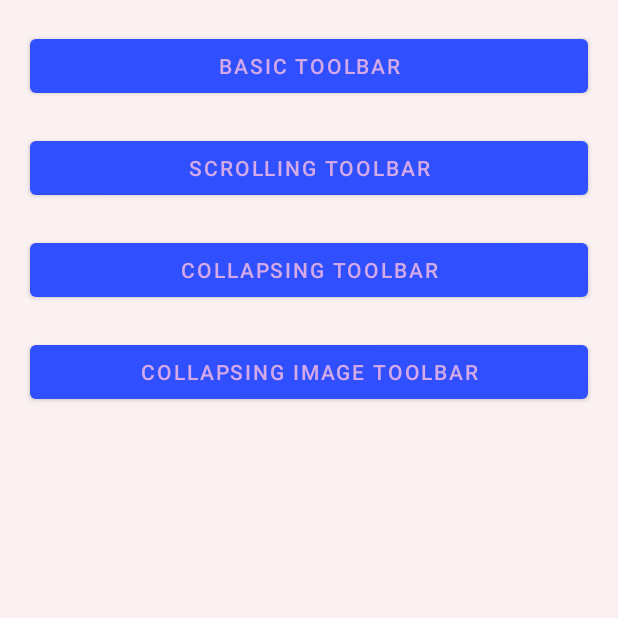
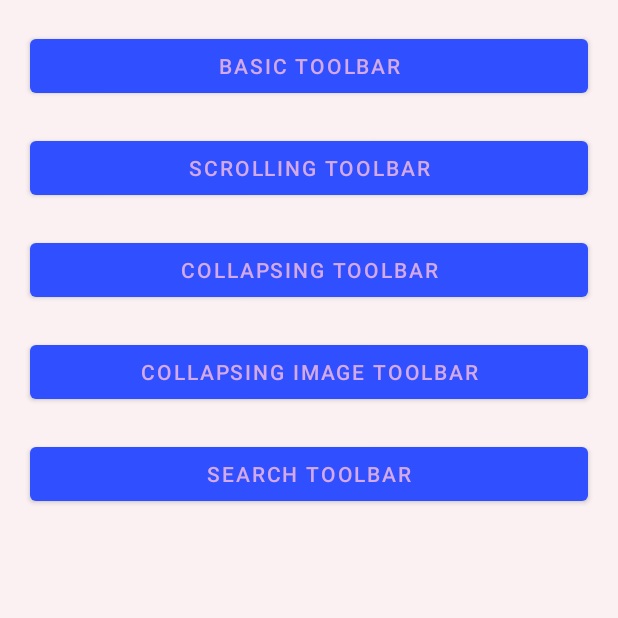
Before and after one commit to OverLordAct/MDC-Sample, an Android app: the screen it shows after launch (MainActivity), on a phone screen of 412 x 824 dp, the top half of it. Run offline under Robolectric (Android 15) with nearby library versions, the phone set to English and light mode, and no system bars.

Commit message:
Added toolbar with search

```diff
--- a/app/src/main/AndroidManifest.xml
+++ b/app/src/main/AndroidManifest.xml
@@ -11,7 +11,8 @@
         android:roundIcon="@mipmap/ic_launcher_round"
         android:supportsRtl="true"
         android:theme="@style/Theme.MDCSample">
-        <activity android:name=".toolbar.CollapsingToolbarImageActivity"></activity>
+        <activity android:name=".toolbar.ToolbarWithSearchActivity" />
+        <activity android:name=".toolbar.CollapsingToolbarImageActivity" />
         <activity android:name=".toolbar.CollapsingToolbarActivity" />
         <activity android:name=".toolbar.ScrollingToolbarActivity" />
         <activity android:name=".MainActivity">
--- a/app/src/main/java/com/joydeep/mdcsample/MainActivity.kt
+++ b/app/src/main/java/com/joydeep/mdcsample/MainActivity.kt
@@ -4,10 +4,7 @@ import android.content.Intent
 import android.os.Bundle
 import androidx.appcompat.app.AppCompatActivity
 import com.joydeep.mdcsample.databinding.ActivityMainBinding
-import com.joydeep.mdcsample.toolbar.BasicToolbarActivity
-import com.joydeep.mdcsample.toolbar.CollapsingToolbarActivity
-import com.joydeep.mdcsample.toolbar.CollapsingToolbarImageActivity
-import com.joydeep.mdcsample.toolbar.ScrollingToolbarActivity
+import com.joydeep.mdcsample.toolbar.*
 
 class MainActivity : AppCompatActivity() {
 
@@ -37,5 +34,9 @@ class MainActivity : AppCompatActivity() {
         binding.buttonImageCollapsingToolbar.setOnClickListener {
             startActivity(Intent(this, CollapsingToolbarImageActivity::class.java))
         }
+
+        binding.buttonSearchToolbar.setOnClickListener {
+            startActivity(Intent(this, ToolbarWithSearchActivity::class.java))
+        }
     }
 }
--- a/app/src/main/res/layout/activity_main.xml
+++ b/app/src/main/res/layout/activity_main.xml
@@ -50,5 +50,15 @@
             app:layout_constraintStart_toStartOf="parent"
             app:layout_constraintTop_toBottomOf="@id/buttonCollapsingToolbar" />
 
+        <com.google.android.material.button.MaterialButton
+            android:id="@+id/buttonSearchToolbar"
+            android:layout_width="match_parent"
+            android:layout_height="wrap_content"
+            android:layout_margin="20dp"
+            android:text="Search Toolbar"
+            app:layout_constraintEnd_toEndOf="parent"
+            app:layout_constraintStart_toStartOf="parent"
+            app:layout_constraintTop_toBottomOf="@id/buttonImageCollapsingToolbar" />
+
     </androidx.constraintlayout.widget.ConstraintLayout>
 </ScrollView>
```
Also changed, not shown: app/src/main/java/com/joydeep/mdcsample/toolbar/ToolbarWithSearchActivity.kt (added, +60 -0 lines), app/src/main/res/layout/activity_toolbar_with_search.xml (added, +41 -0 lines).
